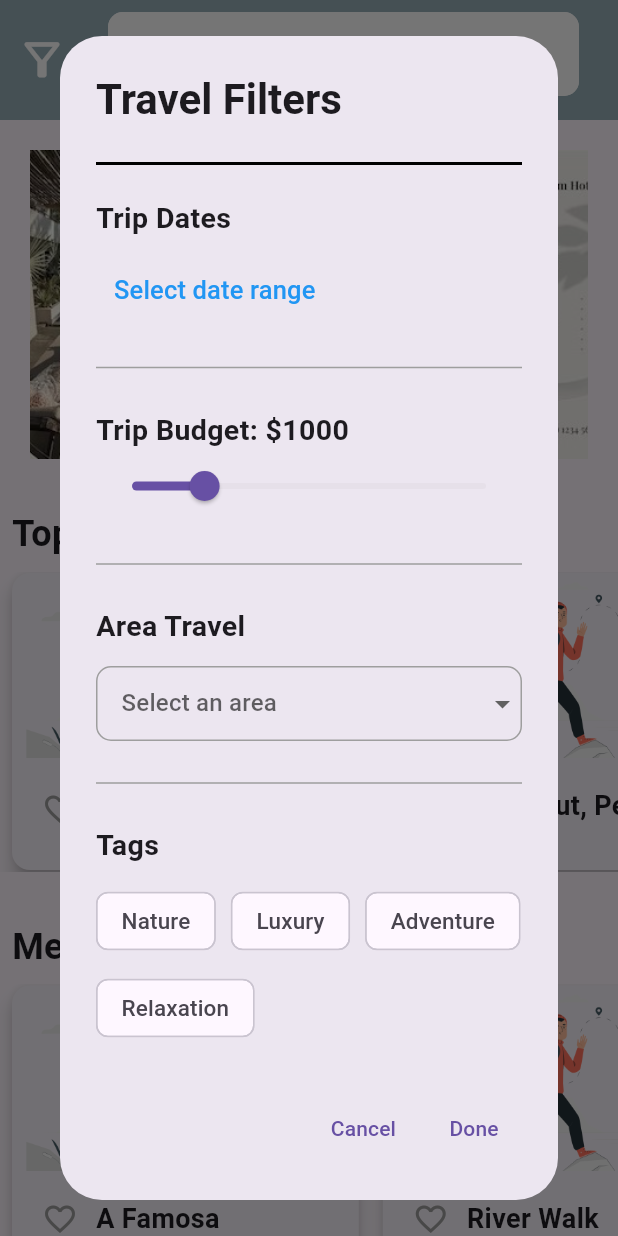
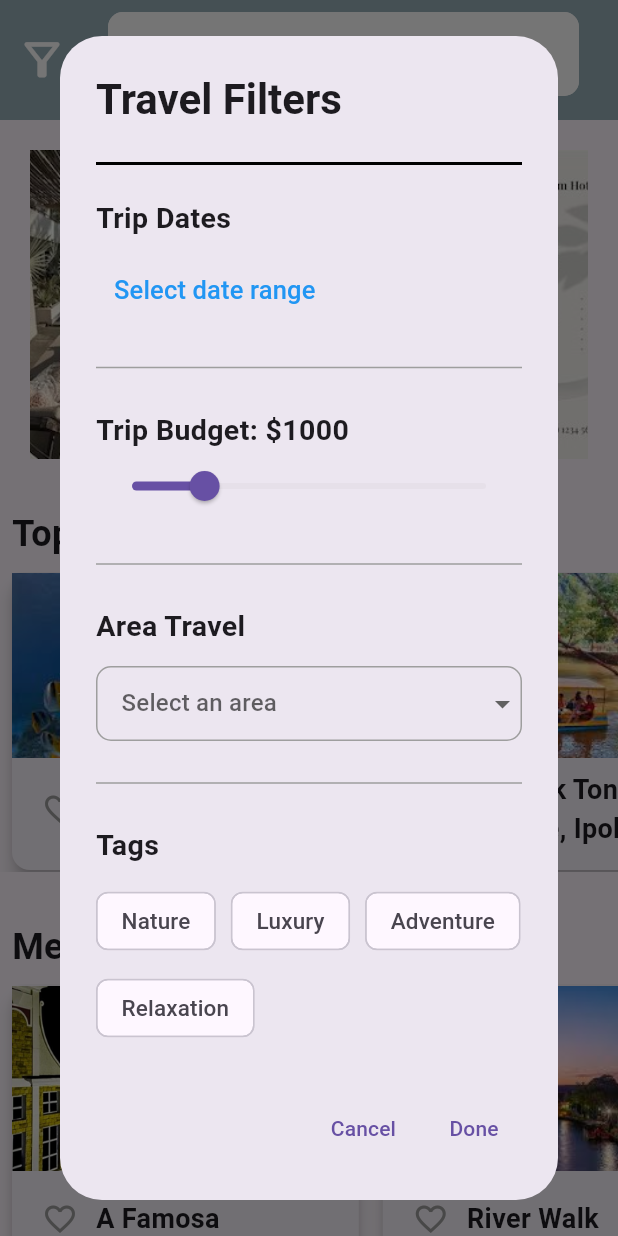
Before and after one commit to GohJiaWei/Travel, a Flutter app: the HomePage screen opened directly, after a tap on the "filter alt" icon, on a phone screen of 412 x 824 dp. Run offline on Flutter 3.47's test engine with Material 3 defaults, Android fonts, the phone set to English and light mode, and no system bars; our stand-ins replace curved_navigation_bar, dash_chat_2, flutter_gemini, google_maps_flutter, image_picker, location and 1 more; missing offline and left inert: mysql1, translator.

Commit message:
UpdateHome

```diff
--- a/lib/pages/home.dart
+++ b/lib/pages/home.dart
@@ -100,12 +100,12 @@ class _HomePageState extends State<HomePage> {
         _endDate = result['endDate'];
       });
 
-      print('Selected tags: $_selectedTags');
-      print('Trip Budget: \$${_tripBudget.toStringAsFixed(0)}');
-      print('Hotel Budget: \$${_hotelBudget.toStringAsFixed(0)}');
-      print('Selected State: $_selectedState');
-      print(
-          'Trip Dates: ${_startDate?.toLocal().toString().split(' ')[0]} to ${_endDate?.toLocal().toString().split(' ')[0]}');
+      // print('Selected tags: $_selectedTags');
+      // print('Trip Budget: \$${_tripBudget.toStringAsFixed(0)}');
+      // print('Hotel Budget: \$${_hotelBudget.toStringAsFixed(0)}');
+      // print('Selected State: $_selectedState');
+      // print(
+      //     'Trip Dates: ${_startDate?.toLocal().toString().split(' ')[0]} to ${_endDate?.toLocal().toString().split(' ')[0]}');
     }
   }
 
@@ -181,13 +181,7 @@ class _HomePageState extends State<HomePage> {
                       final imagePath = _imagePaths[index];
                       return Container(
                         margin: EdgeInsets.symmetric(horizontal: 20.0),
-                        // decoration: BoxDecoration(
-                        //   border: Border.all(
-                        //   color: Colors.black, // Outline color
-                        //   width: 1.0, // Outline width
-                        // ),),
                         child: ClipRRect(
-                          // borderRadius: BorderRadius.circular(12.0),
                           child: Image.asset(
                             imagePath,
                             fit: BoxFit.cover,
@@ -238,16 +232,16 @@ class _HomePageState extends State<HomePage> {
                 scrollDirection: Axis.horizontal,
                 children: [
                   VenueCard(
-                    imageUrl: 'images/login.png',
-                    name: 'Batu Ferringhi, Penang',
+                    imageUrl: 'images/TiomanIsland.jpg',
+                    name: 'Pulau Tioman, Pahang',
                   ),
                   VenueCard(
-                    imageUrl: 'images/login.png',
-                    name: 'Sg. Siput, Perak',
+                    imageUrl: 'images/KekLongTong.jpg',
+                    name: 'Kek Lok Tong Cave Temple, Ipoh',
                   ),
                   VenueCard(
-                    imageUrl: 'images/login.png',
-                    name: 'Pulau Tioman, Pahang',
+                    imageUrl: 'images/BatuFerringhi.jpg',
+                    name: 'Batu Ferringhi, Penang',
                   ),
                 ],
               ),
@@ -266,15 +260,15 @@ class _HomePageState extends State<HomePage> {
                 scrollDirection: Axis.horizontal,
                 children: [
                   VenueCard(
-                    imageUrl: 'images/login.png',
+                    imageUrl: 'images/AFamosa.jpg',
                     name: 'A Famosa',
                   ),
                   VenueCard(
-                    imageUrl: 'images/login.png',
+                    imageUrl: 'images/RiverWalk.jpg',
                     name: 'River Walk',
                   ),
                   VenueCard(
-                    imageUrl: 'images/login.png',
+                    imageUrl: 'images/NyonyaVillage.jpg',
                     name: 'Nyonya Village Melaka',
                   ),
                 ],
```
Also changed, not shown: images/AFamosa.jpg (added), images/BatuFerringhi.jpg (added), images/KekLongTong.jpg (added), images/NyonyaVillage.jpg (added), images/RiverWalk.jpg (added), images/TiomanIsland.jpg (added).
